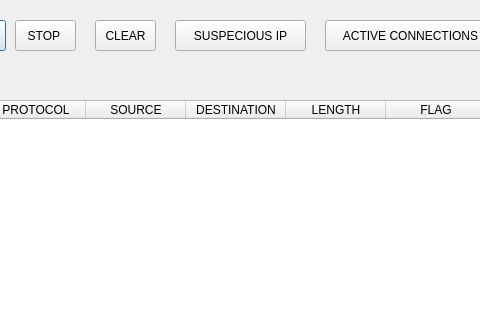
manuelkwizera/network-intrusion-detection-system, file view/dashboard.ui: the form before one commit; both pictures show x 125 to 605 and y 0 to 320 of the 1000 by 600 pixel window.
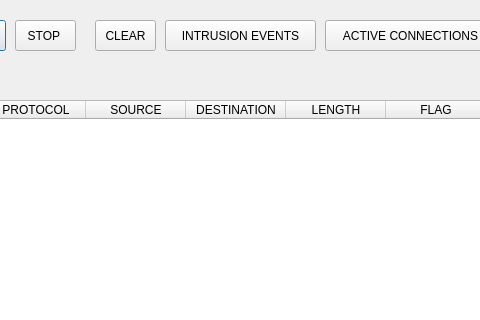
The form after the commit.

```diff
--- a/view/dashboard.ui
+++ b/view/dashboard.ui
@@ -95,14 +95,14 @@
   <widget class="QPushButton" name="pushButton_4">
    <property name="geometry">
     <rect>
-     <x>300</x>
+     <x>290</x>
      <y>20</y>
-     <width>131</width>
+     <width>151</width>
      <height>31</height>
     </rect>
    </property>
    <property name="text">
-    <string>SUSPECIOUS IP</string>
+    <string>INTRUSION EVENTS</string>
    </property>
   </widget>
   <widget class="QFrame" name="frame">
```
Left out of the diff: 2 changed lines with no effect on the pictures.
